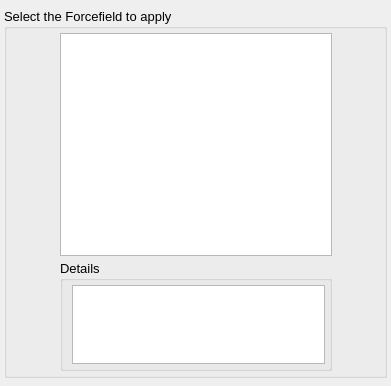
The window that src/gui/addforcefieldtermswizard.ui (disorderedmaterials/dissolve) describes before a commit, drawn with Qt 5.
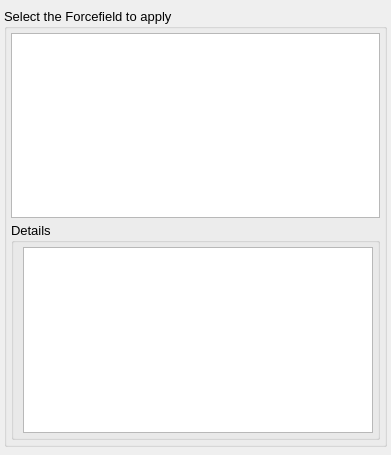
The same window after the commit. Custom widgets are drawn as their Qt base class.

Commit message: Tweak layout of AddForcefieldTerms wizard, and add option to overwrite atomtype parameters.

What changed in the file:
```diff
--- a/src/gui/addforcefieldtermswizard.ui
+++ b/src/gui/addforcefieldtermswizard.ui
@@ -7,7 +7,7 @@
     <x>0</x>
     <y>0</y>
     <width>391</width>
-    <height>386</height>
+    <height>455</height>
    </rect>
   </property>
   <property name="font">
@@ -80,19 +80,6 @@
           <property name="bottomMargin">
            <number>4</number>
           </property>
-          <item>
-           <spacer name="horizontalSpacer_2">
-            <property name="orientation">
-             <enum>Qt::Horizontal</enum>
-            </property>
-            <property name="sizeHint" stdset="0">
-             <size>
-              <width>51</width>
-              <height>300</height>
-             </size>
-            </property>
-           </spacer>
-          </item>
           <item>
            <layout class="QVBoxLayout" name="verticalLayout_3">
             <item>
@@ -100,7 +87,7 @@
               <property name="sizePolicy">
                <sizepolicy hsizetype="Expanding" vsizetype="Expanding">
                 <horstretch>0</horstretch>
-                <verstretch>2</verstretch>
+                <verstretch>0</verstretch>
                </sizepolicy>
               </property>
              </widget>
@@ -108,9 +95,9 @@
             <item>
              <widget class="QGroupBox" name="ForcefieldDetailsGroup">
               <property name="sizePolicy">
-               <sizepolicy hsizetype="Preferred" vsizetype="Preferred">
+               <sizepolicy hsizetype="Expanding" vsizetype="Expanding">
                 <horstretch>0</horstretch>
-                <verstretch>1</verstretch>
+                <verstretch>0</verstretch>
                </sizepolicy>
               </property>
               <property name="title">
@@ -137,19 +124,6 @@
             </item>
            </layout>
           </item>
-          <item>
-           <spacer name="horizontalSpacer_3">
-            <property name="orientation">
-             <enum>Qt::Horizontal</enum>
-            </property>
-            <property name="sizeHint" stdset="0">
-             <size>
-              <width>50</width>
-              <height>300</height>
-             </size>
-            </property>
-           </spacer>
-          </item>
          </layout>
         </widget>
        </item>
```
Left out of the diff: 10 changed lines with no effect on the pictures. The commit also changes 1 other file.
